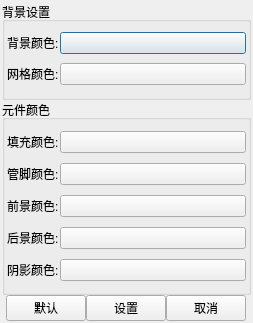
Before: the Qt Designer form bgprop.ui in rcswhuang/rule, drawn with Qt 5.
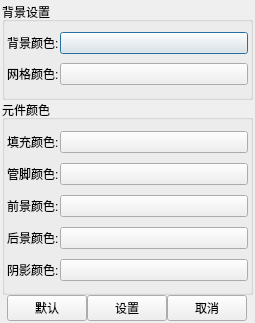
After: the same form once the commit is applied.

The edit to the form file:
```diff
--- a/bgprop.ui
+++ b/bgprop.ui
@@ -6,7 +6,7 @@
    <rect>
     <x>0</x>
     <y>0</y>
-    <width>253</width>
+    <width>255</width>
     <height>323</height>
    </rect>
   </property>
```
Left out of the diff: 2 changed lines with no effect on the pictures.
